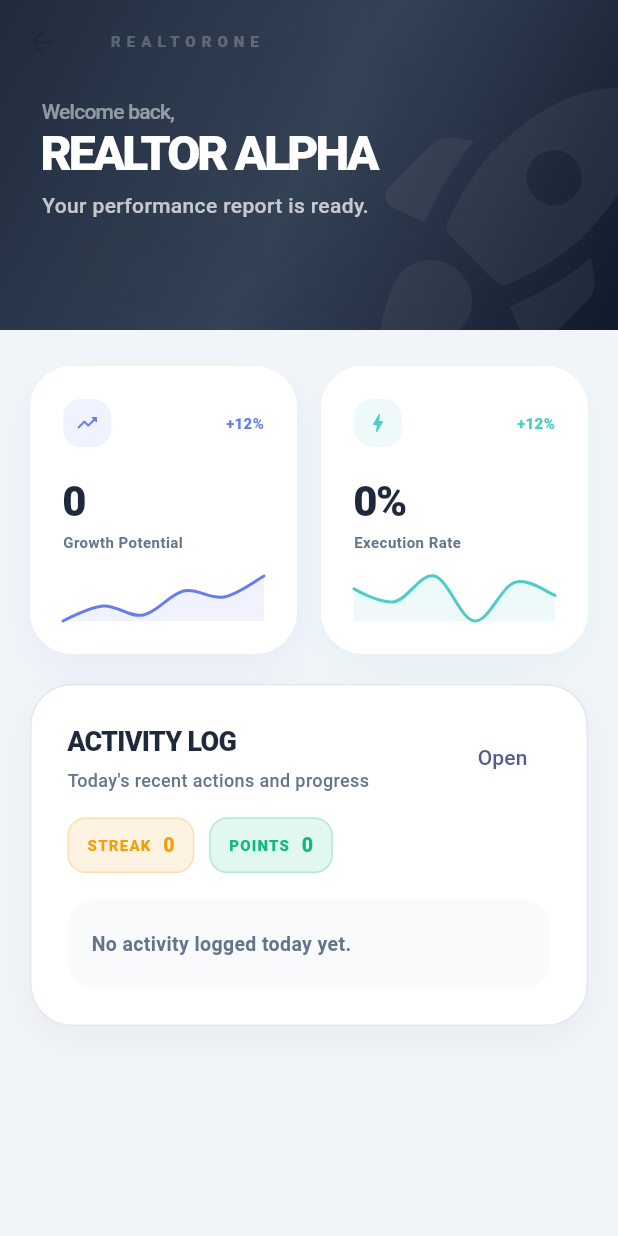
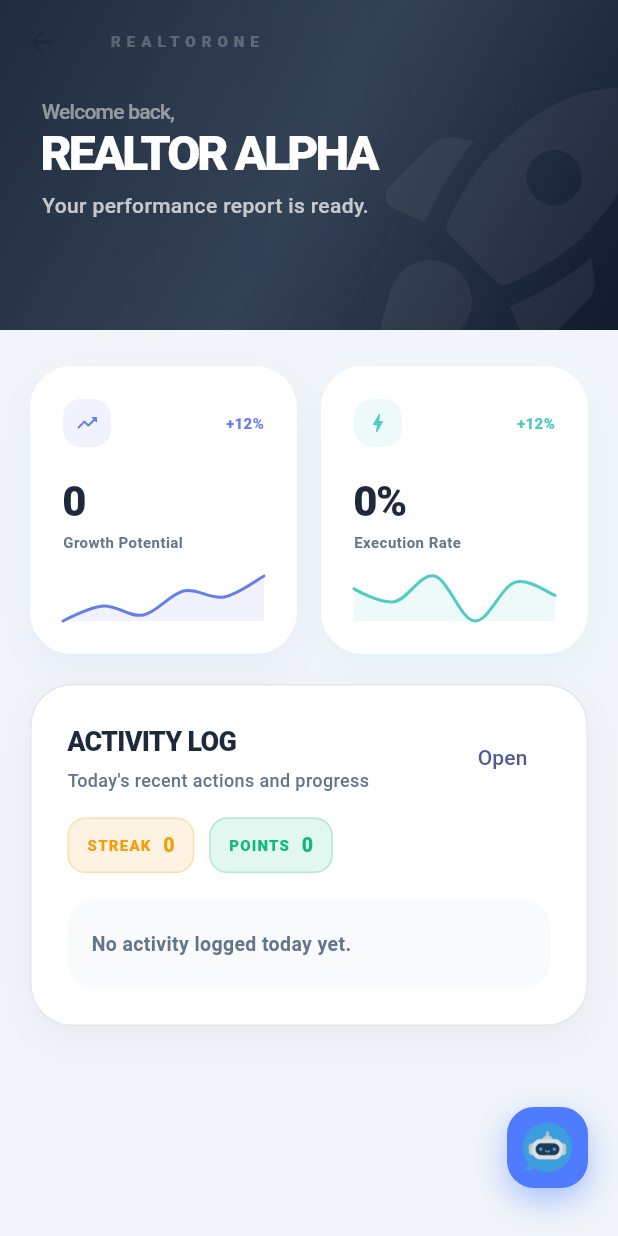
Before and after one commit to yasirSub/realtorone-frontend-, a Flutter app: the HomePage screen opened directly, on a phone screen of 412 x 824 dp. Run offline on Flutter 3.47's test engine with Material 3 defaults, Android fonts, the phone set to English and light mode, and no system bars; drawn by our look-alikes of fl_chart, flutter_animate; our stand-ins replace chewie, dio, image_picker, permission_handler, shared_preferences, video_player and 1 more; accounts and stored records are empty; network calls fail.

Commit message:
make the bot & then few chnages inside that

```diff
--- a/lib/screens/home/home_page.dart
+++ b/lib/screens/home/home_page.dart
@@ -5,6 +5,7 @@ import 'dart:ui';
 import 'growth_report_widget.dart';
 import 'home_activity_log_widget.dart';
 import '../../widgets/elite_loader.dart';
+import '../chatbot/reven_chat_page.dart';
 
 class HomePage extends StatefulWidget {
   const HomePage({super.key});
@@ -46,9 +47,8 @@ class _HomePageState extends State<HomePage> {
   Widget build(BuildContext context) {
     final isDark = Theme.of(context).brightness == Brightness.dark;
     return Scaffold(
-      backgroundColor: isDark
-          ? const Color(0xFF020617)
-          : const Color(0xFFF1F5F9),
+      backgroundColor:
+          isDark ? const Color(0xFF020617) : const Color(0xFFF1F5F9),
       body: Stack(
         children: [
           RefreshIndicator(
@@ -214,6 +214,35 @@ class _HomePageState extends State<HomePage> {
             EliteLoader.top(
               color: _getTierColor(_userData?['membership_tier']),
             ),
+          // Reven chatbot launcher
+          Positioned(
+            right: 20,
+            bottom: 32,
+            child: GestureDetector(
+              onTap: () => RevenChatPage.show(context),
+              child: Container(
+                width: 54,
+                height: 54,
+                decoration: BoxDecoration(
+                  color: const Color(0xFF4F7CFF),
+                  borderRadius: BorderRadius.circular(18),
+                  boxShadow: [
+                    BoxShadow(
+                      color:
+                          const Color(0xFF4F7CFF).withValues(alpha: 0.45),
+                      blurRadius: 18,
+                      offset: const Offset(0, 8),
+                    ),
+                  ],
+                ),
+                padding: const EdgeInsets.all(10),
+                child: Image.asset(
+                  'assets/images/chat-bot.png',
+                  fit: BoxFit.contain,
+                ),
+              ),
+            ),
+          ),
         ],
       ),
     );
```
Also changed, not shown: lib/screens/learning/course_curriculum_page.dart (+28 -18 lines).
